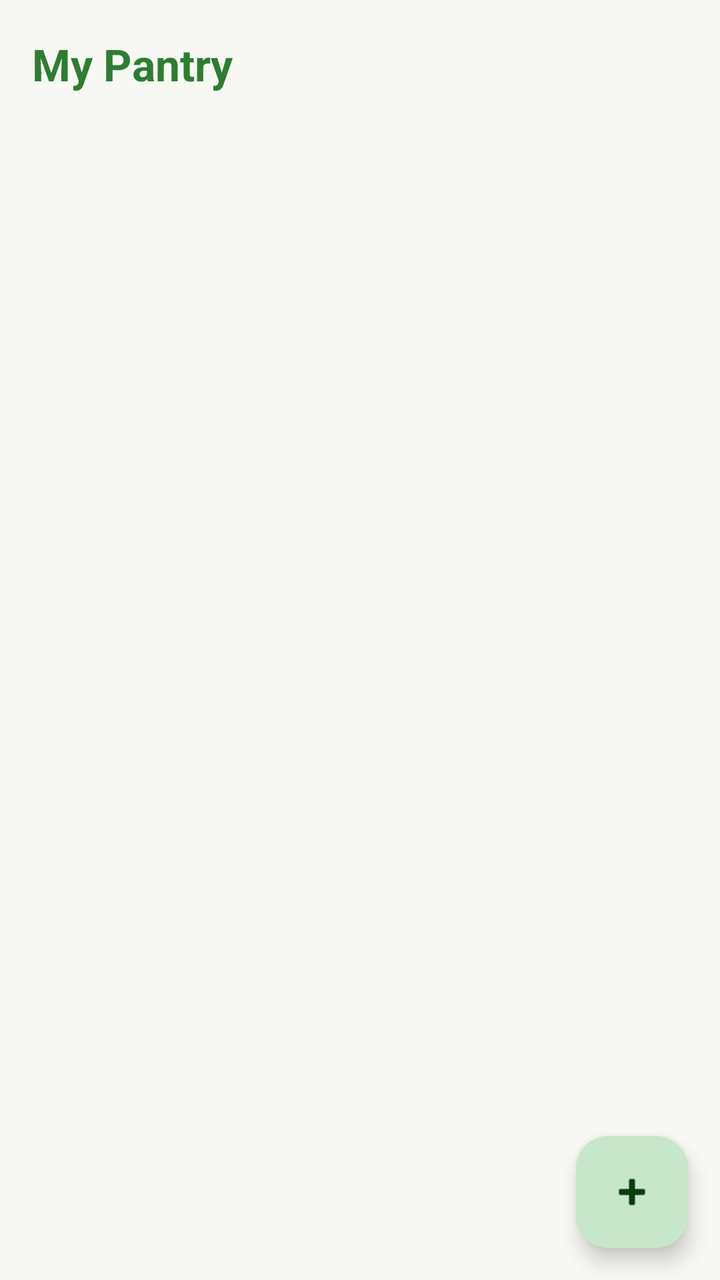
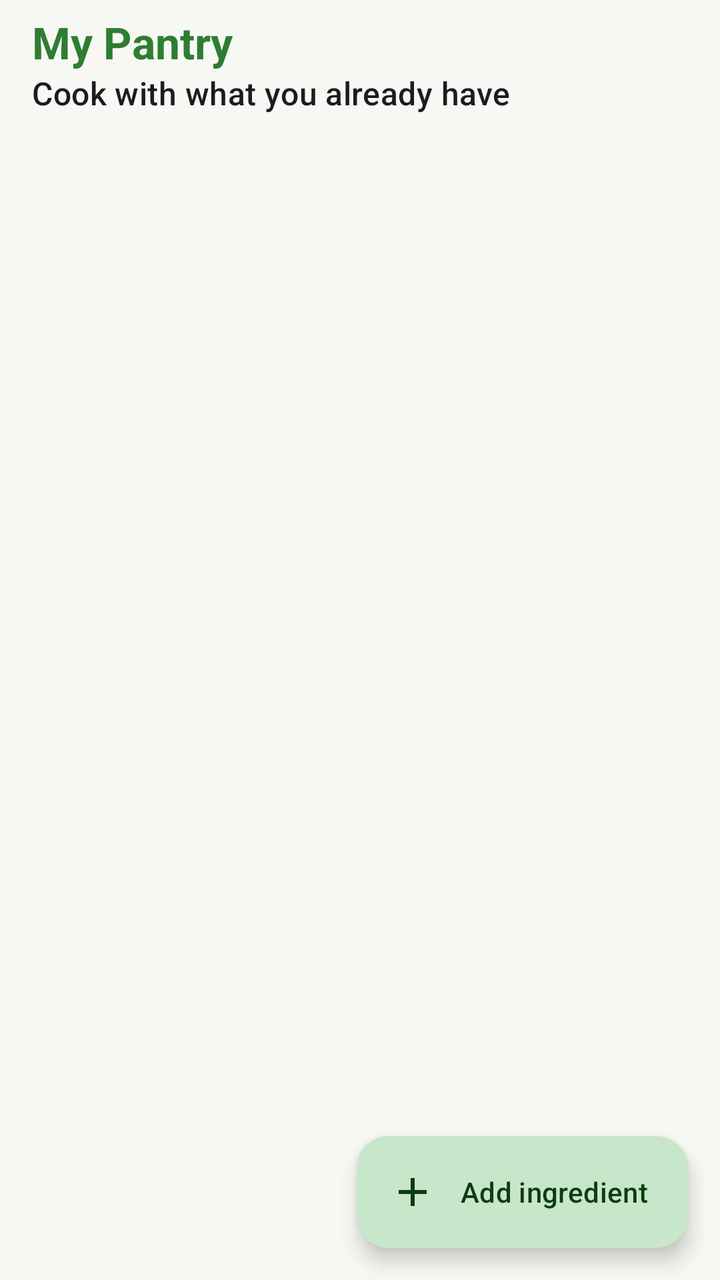

Compare the two renders of this Android layout. The source of the first and the diff that turns it into the second are given below.
<!-- AndroidManifest.xml: application theme Theme.SmartPantry -->
<!-- res/layout/activity_main.xml -->
<?xml version="1.0" encoding="utf-8"?>
<androidx.constraintlayout.widget.ConstraintLayout xmlns:android="http://schemas.android.com/apk/res/android"
    xmlns:app="http://schemas.android.com/apk/res-auto"
    android:id="@+id/main"
    android:layout_width="match_parent"
    android:layout_height="match_parent">

    <com.google.android.material.appbar.MaterialToolbar
        android:id="@+id/toolbar"
        android:layout_width="0dp"
        android:layout_height="?attr/actionBarSize"
        app:title="@string/title_pantry"
        app:layout_constraintTop_toTopOf="parent"
        app:layout_constraintStart_toStartOf="parent"
        app:layout_constraintEnd_toEndOf="parent" />

    
    <TextView
        android:id="@+id/expiryBanner"
        android:layout_width="0dp"
        android:layout_height="wrap_content"
        android:background="@color/expiry_banner_background"
        android:paddingHorizontal="16dp"
        android:paddingVertical="10dp"
        android:textColor="@color/expiry_warning"
        android:textStyle="bold"
        android:visibility="gone"
        app:layout_constraintTop_toBottomOf="@id/toolbar"
        app:layout_constraintStart_toStartOf="parent"
        app:layout_constraintEnd_toEndOf="parent" />

    <androidx.recyclerview.widget.RecyclerView
        android:id="@+id/pantryRecyclerView"
        android:layout_width="0dp"
        android:layout_height="0dp"
        android:clipToPadding="false"
        android:paddingBottom="80dp"
        app:layout_constraintTop_toBottomOf="@id/expiryBanner"
        app:layout_constraintBottom_toBottomOf="parent"
        app:layout_constraintStart_toStartOf="parent"
        app:layout_constraintEnd_toEndOf="parent" />

    <TextView
        android:id="@+id/emptyText"
        android:layout_width="wrap_content"
        android:layout_height="wrap_content"
        android:gravity="center"
        android:padding="24dp"
        android:text="@string/empty_pantry"
        android:visibility="gone"
        app:layout_constraintTop_toBottomOf="@id/toolbar"
        app:layout_constraintBottom_toBottomOf="parent"
        app:layout_constraintStart_toStartOf="parent"
        app:layout_constraintEnd_toEndOf="parent" />

    <com.google.android.material.floatingactionbutton.FloatingActionButton
        android:id="@+id/fabAddItem"
        android:layout_width="wrap_content"
        android:layout_height="wrap_content"
        android:layout_margin="16dp"
        android:contentDescription="@string/action_add_ingredient"
        android:src="@android:drawable/ic_input_add"
        app:layout_constraintBottom_toBottomOf="parent"
        app:layout_constraintEnd_toEndOf="parent" />

</androidx.constraintlayout.widget.ConstraintLayout>
<!-- resources referenced by this layout -->
<resources>
  <color name="expiry_banner_background">#1FC62828</color>
  <color name="expiry_warning">#FFC62828</color>
  <string name="action_add_ingredient">Add ingredient</string>
  <string name="empty_pantry">🧺\nYour pantry is empty\nTap Add ingredient to get started</string>
  <string name="title_pantry">My Pantry</string>
  <style name="Theme.SmartPantry" parent="Base.Theme.SmartPantry" />
  <style name="Base.Theme.SmartPantry" parent="Theme.Material3.DayNight.NoActionBar">
          <item name="colorPrimary">@color/sp_primary</item>
          <item name="colorOnPrimary">@color/sp_on_primary</item>
          <item name="colorPrimaryContainer">@color/sp_primary_container</item>
          <item name="colorOnPrimaryContainer">@color/sp_on_primary_container</item>
          <item name="colorSecondary">@color/sp_secondary</item>
          <item name="colorOnSecondary">@color/sp_on_secondary</item>
          <item name="colorSecondaryContainer">@color/sp_secondary_container</item>
          <item name="colorOnSecondaryContainer">@color/sp_on_secondary_container</item>
          <item name="android:colorBackground">@color/sp_background</item>
          <item name="colorSurface">@color/sp_surface</item>
  
          <item name="toolbarStyle">@style/Widget.SmartPantry.Toolbar</item>
          <item name="materialCardViewStyle">@style/Widget.SmartPantry.Card</item>
      </style>
  <color name="sp_primary">#FF2E7D32</color>
  <color name="sp_on_primary">#FFFFFFFF</color>
  <color name="sp_primary_container">#FFC8E6C9</color>
  <color name="sp_on_primary_container">#FF0B3D0F</color>
  <color name="sp_secondary">#FFE65100</color>
  <color name="sp_on_secondary">#FFFFFFFF</color>
  <color name="sp_secondary_container">#FFFFE0B2</color>
  <color name="sp_on_secondary_container">#FF4A2300</color>
  <color name="sp_background">#FFF7F8F3</color>
  <color name="sp_surface">#FFFFFFFF</color>
  <style name="Widget.SmartPantry.Toolbar" parent="Widget.Material3.Toolbar">
          <item name="titleTextAppearance">@style/TextAppearance.SmartPantry.ToolbarTitle</item>
      </style>
  <style name="Widget.SmartPantry.Card" parent="Widget.Material3.CardView.Elevated">
          <item name="cardCornerRadius">16dp</item>
      </style>
  <style name="TextAppearance.SmartPantry.ToolbarTitle" parent="TextAppearance.Material3.TitleLarge">
          <item name="android:textStyle">bold</item>
          <item name="android:textColor">?attr/colorPrimary</item>
      </style>
</resources>

<!-- the commit's change to res/layout/activity_main.xml (unified diff, before → after) -->
@@ -8,58 +8,65 @@
     <com.google.android.material.appbar.MaterialToolbar
         android:id="@+id/toolbar"
         android:layout_width="0dp"
-        android:layout_height="?attr/actionBarSize"
+        android:layout_height="wrap_content"
+        android:minHeight="?attr/actionBarSize"
+        app:subtitle="@string/subtitle_pantry"
         app:title="@string/title_pantry"
-        app:layout_constraintTop_toTopOf="parent"
+        app:layout_constraintEnd_toEndOf="parent"
         app:layout_constraintStart_toStartOf="parent"
-        app:layout_constraintEnd_toEndOf="parent" />
+        app:layout_constraintTop_toTopOf="parent" />
 
     
     <TextView
         android:id="@+id/expiryBanner"
         android:layout_width="0dp"
         android:layout_height="wrap_content"
+        android:layout_marginHorizontal="16dp"
+        android:layout_marginBottom="4dp"
         android:background="@color/expiry_banner_background"
         android:paddingHorizontal="16dp"
         android:paddingVertical="10dp"
         android:textColor="@color/expiry_warning"
         android:textStyle="bold"
         android:visibility="gone"
-        app:layout_constraintTop_toBottomOf="@id/toolbar"
+        app:layout_constraintEnd_toEndOf="parent"
         app:layout_constraintStart_toStartOf="parent"
-        app:layout_constraintEnd_toEndOf="parent" />
+        app:layout_constraintTop_toBottomOf="@id/toolbar" />
 
     <androidx.recyclerview.widget.RecyclerView
         android:id="@+id/pantryRecyclerView"
         android:layout_width="0dp"
         android:layout_height="0dp"
         android:clipToPadding="false"
-        android:paddingBottom="80dp"
-        app:layout_constraintTop_toBottomOf="@id/expiryBanner"
+        android:paddingTop="4dp"
+        android:paddingBottom="96dp"
         app:layout_constraintBottom_toBottomOf="parent"
+        app:layout_constraintEnd_toEndOf="parent"
         app:layout_constraintStart_toStartOf="parent"
-        app:layout_constraintEnd_toEndOf="parent" />
+        app:layout_constraintTop_toBottomOf="@id/expiryBanner" />
 
     <TextView
         android:id="@+id/emptyText"
         android:layout_width="wrap_content"
         android:layout_height="wrap_content"
         android:gravity="center"
+        android:lineSpacingExtra="6dp"
         android:padding="24dp"
         android:text="@string/empty_pantry"
+        android:textAppearance="?attr/textAppearanceBodyLarge"
         android:visibility="gone"
-        app:layout_constraintTop_toBottomOf="@id/toolbar"
         app:layout_constraintBottom_toBottomOf="parent"
+        app:layout_constraintEnd_toEndOf="parent"
         app:layout_constraintStart_toStartOf="parent"
-        app:layout_constraintEnd_toEndOf="parent" />
+        app:layout_constraintTop_toBottomOf="@id/toolbar" />
 
-    <com.google.android.material.floatingactionbutton.FloatingActionButton
+    <com.google.android.material.floatingactionbutton.ExtendedFloatingActionButton
         android:id="@+id/fabAddItem"
         android:layout_width="wrap_content"
         android:layout_height="wrap_content"
         android:layout_margin="16dp"
-        android:contentDescription="@string/action_add_ingredient"
-        android:src="@android:drawable/ic_input_add"
+        android:text="@string/action_add_ingredient"
+        app:icon="@drawable/ic_add"
         app:layout_constraintBottom_toBottomOf="parent"
         app:layout_constraintEnd_toEndOf="parent" />
 
<!-- resource entries referenced after the edit -->
@@ -2,8 +2,20 @@
 <resources>
   <color name="expiry_banner_background">#1FC62828</color>
   <color name="expiry_warning">#FFC62828</color>
+  <!-- drawable ic_add (drawable) -->
+  <vector xmlns:android="http://schemas.android.com/apk/res/android"
+      android:width="24dp"
+      android:height="24dp"
+      android:tint="?attr/colorControlNormal"
+      android:viewportWidth="24"
+      android:viewportHeight="24">
+      <path
+          android:fillColor="@android:color/white"
+          android:pathData="M19,13h-6v6h-2v-6H5v-2h6V5h2v6h6v2z" />
+  </vector>
   <string name="action_add_ingredient">Add ingredient</string>
   <string name="empty_pantry">🧺\nYour pantry is empty\nTap Add ingredient to get started</string>
+  <string name="subtitle_pantry">Cook with what you already have</string>
   <string name="title_pantry">My Pantry</string>
   <style name="Theme.SmartPantry" parent="Base.Theme.SmartPantry" />
   <style name="Base.Theme.SmartPantry" parent="Theme.Material3.DayNight.NoActionBar">
